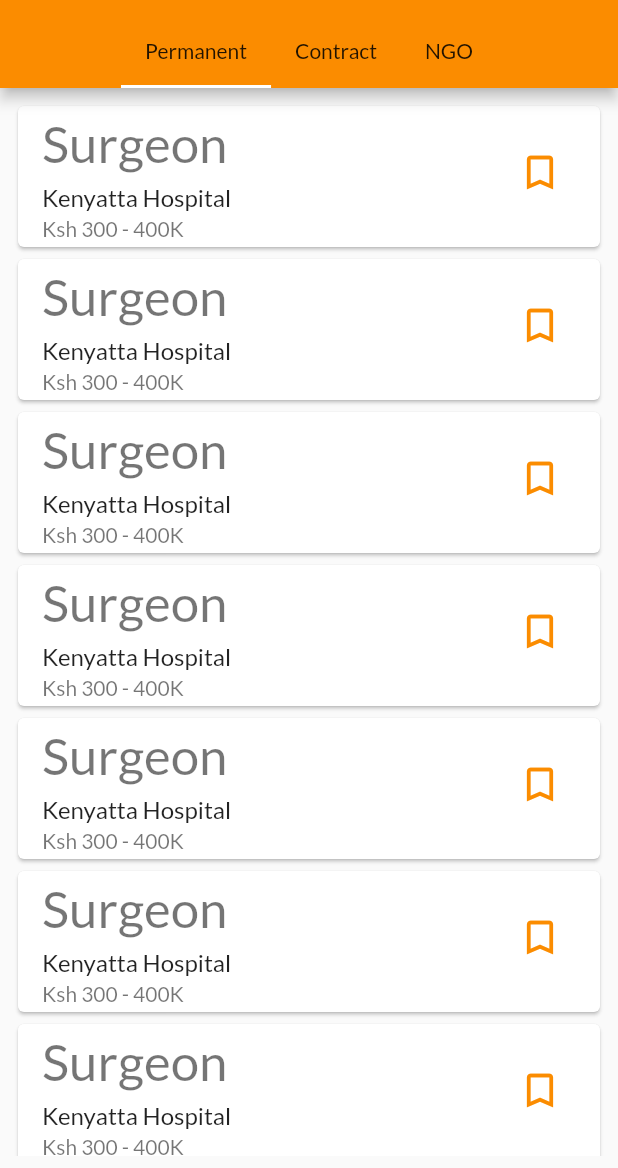
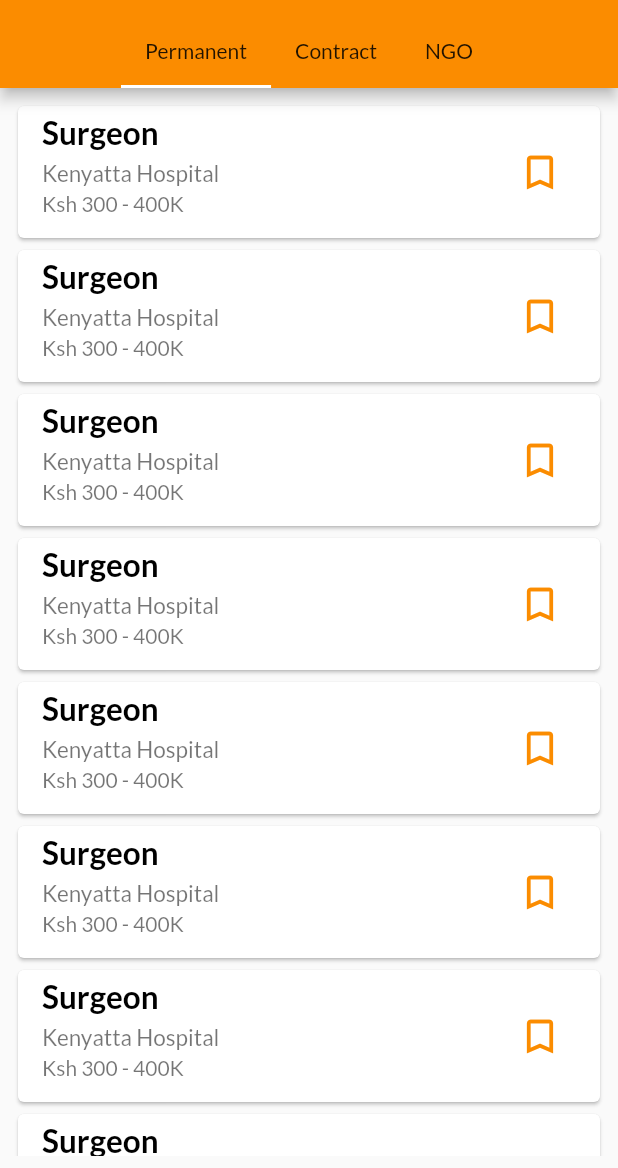
Before and after one commit to CarltonK/doctors_of_kenya, a Flutter app: the EmploymentScreen screen opened directly, on a phone screen of 412 x 824 dp, the part 68-1236 px from its top. Run offline on Flutter 3.47's test engine with Material 2 defaults, Android fonts, the phone set to English and light mode, and no system bars; our stand-ins replace cached_network_image, cloud_firestore, firebase_analytics, firebase_auth, firebase_core, firebase_crashlytics and 2 more; accounts and stored records are empty.

Commit message:
font adjustment

```diff
--- a/lib/widgets/job_post_card.dart
+++ b/lib/widgets/job_post_card.dart
@@ -1,3 +1,4 @@
+import 'package:doctors_of_kenya/utilities/utilities.dart';
 import 'package:doctors_of_kenya/widgets/widgets.dart';
 import 'package:flutter/material.dart';
 
@@ -6,10 +7,10 @@ class JobPostCard extends StatelessWidget {
   Widget build(BuildContext context) {
     return Card(
       child: ListTile(
-        onTap: () => print("I want to view this job"),
+        onTap: () => print('I want to view this job'),
         title: Text(
-          "Surgeon",
-          style: Theme.of(context).textTheme.headline4,
+          'Surgeon',
+          style: Constants.miniheadlineStyle,
         ),
         subtitle: Column(
           mainAxisSize: MainAxisSize.min,
@@ -19,15 +20,14 @@ class JobPostCard extends StatelessWidget {
               height: 6,
             ),
             Text(
-              "Kenyatta Hospital",
-              style: Theme.of(context).textTheme.subtitle1,
+              'Kenyatta Hospital',
+              style: Constants.subheadlineStyle,
             ),
             const SizedBox(
               height: 3,
             ),
             Text(
-              "Ksh 300 - 400K",
-              // style: Theme.of(context).textTheme.subtitle1,
+              'Ksh 300 - 400K',
             )
           ],
         ),
@@ -39,7 +39,7 @@ class JobPostCard extends StatelessWidget {
               icon: Icons.bookmark_border,
               iconSize: 30,
               color: Theme.of(context).accentColor,
-              onPressed: () => print("I want to bookmark this job"),
+              onPressed: () => print('I want to bookmark this job'),
             )
           ],
         ),
--- a/lib/widgets/store_item.dart
+++ b/lib/widgets/store_item.dart
@@ -1,3 +1,4 @@
+import 'package:doctors_of_kenya/utilities/utilities.dart';
 import 'package:flutter/material.dart';
 
 class StoreItem extends StatelessWidget {
@@ -25,14 +26,14 @@ class StoreItem extends StatelessWidget {
                 children: [
                   Text(
                     'Scapel',
-                    style: Theme.of(context).textTheme.subtitle1,
+                    style: Constants.subheadlineStyle,
                   ),
                   Divider(
                     color: Theme.of(context).accentColor,
                   ),
                   Text(
                     '500 KES',
-                    style: Theme.of(context).textTheme.headline4,
+                    style: Constants.miniheadlineStyle,
                   ),
                 ],
               ),
```
